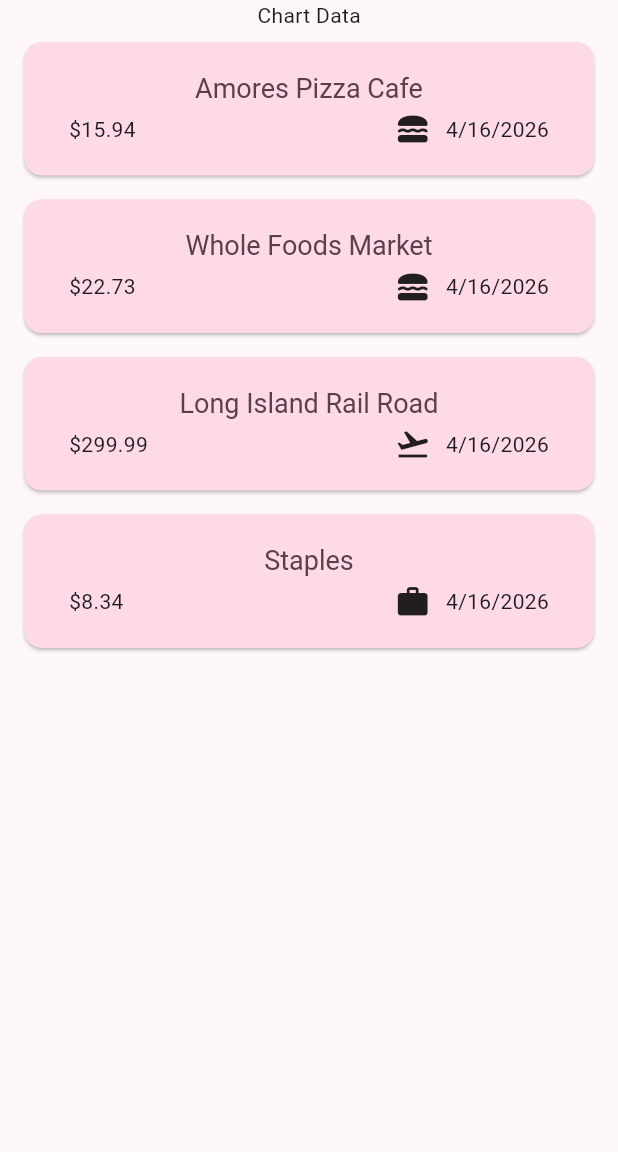
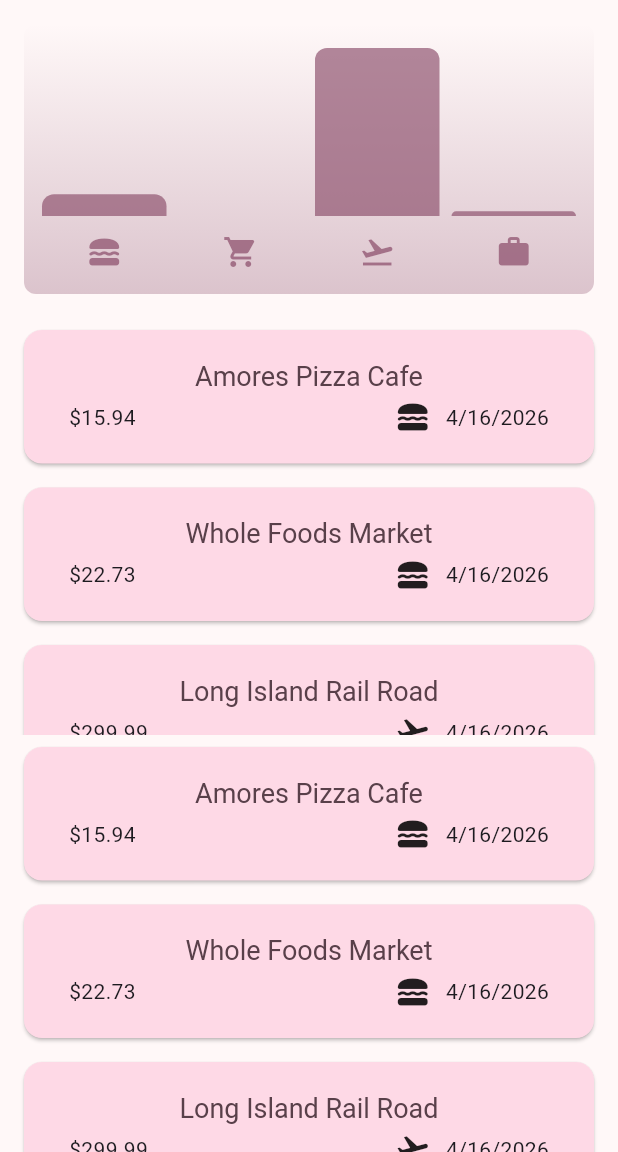
Before and after one commit to Jadenmcko/jaden_expensetracker_march24, a Flutter app: the screen it shows after launch, on a phone screen of 412 x 824 dp, the part 84-1236 px from its top. Run offline on Flutter 3.47's test engine with Material 3 defaults, Android fonts, the phone set to English and light mode, and no system bars.

Commit message:
Added Chart for the expenses. We added the Expense Bucket Code as well. April 16th

```diff
--- a/lib/main.dart
+++ b/lib/main.dart
@@ -2,6 +2,7 @@
 import 'package:jaden_expensetracker_march24/widgets/expenses.dart';
 
 var kColorScheme = ColorScheme.fromSeed(seedColor: Color.fromARGB(255, 164, 71, 118));
+var kDarkColorScheme = ColorScheme.fromSeed(brightness: Brightness.dark, seedColor: const Color.fromARGB(255, 5, 11, 13));
 void main() {
   runApp(MaterialApp(
     theme: ThemeData(
@@ -20,6 +21,17 @@
       ),
       elevatedButtonTheme: ElevatedButtonThemeData(
         style: ElevatedButton.styleFrom(backgroundColor: kColorScheme.primaryContainer))),
+
+      darkTheme: ThemeData.dark().copyWith(
+        colorScheme: kDarkColorScheme,
+        cardTheme: CardThemeData(
+        color: kDarkColorScheme.secondaryContainer,
+        margin: const EdgeInsets.symmetric(horizontal: 16, vertical: 8)
+      ),
+      elevatedButtonTheme: ElevatedButtonThemeData(
+        style: ElevatedButton.styleFrom(backgroundColor: kColorScheme.primaryContainer))
+        ),
+      themeMode: ThemeMode.system,
     home: Expenses()
     ),
   );
--- a/lib/models/expense.dart
+++ b/lib/models/expense.dart
@@ -17,3 +17,19 @@
     return formatter.format(date);
   }
 }
+class ExpenseBucket {
+  const ExpenseBucket({required this.category, required this.expeneses});
+  ExpenseBucket.forCategory(
+    List<Expense> allExpenses, this.category)
+    : expeneses = allExpenses.where((expense) => expense.category == category).toList();
+
+  final Category category;
+  final List<Expense> expeneses;
+  double get totalExpenses {
+    double sum = 0;
+    for(final expense in expeneses){
+      sum += expense.amount;
+    }
+    return sum;
+  }
+}
--- /dev/null
+++ b/lib/widgets/chart/chart.dart
@@ -0,0 +1,95 @@
+import 'package:flutter/material.dart';
+
+import 'package:jaden_expensetracker_march24/widgets/chart/chart_bar.dart';
+import 'package:jaden_expensetracker_march24/models/expense.dart';
+
+class Chart extends StatelessWidget {
+  const Chart({super.key, required this.expenses});
+
+  final List<Expense> expenses;
+
+  List<ExpenseBucket> get buckets {
+    return [
+      ExpenseBucket.forCategory(expenses, Category.food),
+      ExpenseBucket.forCategory(expenses, Category.leisure),
+      ExpenseBucket.forCategory(expenses, Category.travel),
+      ExpenseBucket.forCategory(expenses, Category.work),
+    ];
+  }
+
+  double get maxTotalExpense {
+    double maxTotalExpense = 0;
+
+    for (final bucket in buckets) {
+      if (bucket.totalExpenses > maxTotalExpense) {
+        maxTotalExpense = bucket.totalExpenses;
+      }
+    }
+
+    return maxTotalExpense;
+  }
+
+  @override
+  Widget build(BuildContext context) {
+    final isDarkMode =
+        MediaQuery.of(context).platformBrightness == Brightness.dark;
+    return Container(
+      margin: const EdgeInsets.all(16),
+      padding: const EdgeInsets.symmetric(
+        vertical: 16,
+        horizontal: 8,
+      ),
+      width: double.infinity,
+      height: 180,
+      decoration: BoxDecoration(
+        borderRadius: BorderRadius.circular(8),
+        gradient: LinearGradient(
+          colors: [
+            Theme.of(context).colorScheme.primary.withOpacity(0.3),
+            Theme.of(context).colorScheme.primary.withOpacity(0.0)
+          ],
+          begin: Alignment.bottomCenter,
+          end: Alignment.topCenter,
+        ),
+      ),
+      child: Column(
+        children: [
+          Expanded(
+            child: Row(
+              crossAxisAlignment: CrossAxisAlignment.end,
+              children: [
+                for (final bucket in buckets) // alternative to map()
+                  ChartBar(
+                    fill: bucket.totalExpenses == 0
+                        ? 0
+                        : bucket.totalExpenses / maxTotalExpense,
+                  )
+              ],
+            ),
+          ),
+          const SizedBox(height: 12),
+          Row(
+            children: buckets
+                .map(
+                  (bucket) => Expanded(
+                    child: Padding(
+                      padding: const EdgeInsets.symmetric(horizontal: 4),
+                      child: Icon(
+                        categoryIcons[bucket.category],
+                        color: isDarkMode
+                            ? Theme.of(context).colorScheme.secondary
+                            : Theme.of(context)
+                                .colorScheme
+                                .primary
+                                .withOpacity(0.7),
+                      ),
+                    ),
+                  ),
+                )
+                .toList(),
+          )
+        ],
+      ),
+    );
+  }
+}
--- /dev/null
+++ b/lib/widgets/chart/chart_bar.dart
@@ -0,0 +1,34 @@
+import 'package:flutter/material.dart';
+
+class ChartBar extends StatelessWidget {
+  const ChartBar({
+    super.key,
+    required this.fill,
+  });
+
+  final double fill;
+
+  @override
+  Widget build(BuildContext context) {
+    final isDarkMode =
+        MediaQuery.of(context).platformBrightness == Brightness.dark;
+    return Expanded(
+      child: Padding(
+        padding: const EdgeInsets.symmetric(horizontal: 4),
+        child: FractionallySizedBox(
+          heightFactor: fill,
+          child: DecoratedBox(
+            decoration: BoxDecoration(
+              shape: BoxShape.rectangle,
+              borderRadius:
+                  const BorderRadius.vertical(top: Radius.circular(8)),
+              color: isDarkMode
+                  ? Theme.of(context).colorScheme.secondary
+                  : Theme.of(context).colorScheme.primary.withOpacity(0.65),
+            ),
+          ),
+        ),
+      ),
+    );
+  }
+}
--- a/lib/widgets/expenses.dart
+++ b/lib/widgets/expenses.dart
@@ -1,5 +1,6 @@
 import 'package:flutter/material.dart';
 import 'package:jaden_expensetracker_march24/models/expense.dart';
+import 'package:jaden_expensetracker_march24/widgets/chart/chart.dart';
 import 'package:jaden_expensetracker_march24/widgets/expensesList/expensesList.dart';
 import 'package:jaden_expensetracker_march24/widgets/newExpense.dart';
 
@@ -56,8 +57,9 @@
     actions: [IconButton(icon: const Icon(Icons.add), onPressed: _openAddExpenseOverlay,
     )],),
       body: Column(children: [
-      Text("Chart Data"),
-      // SizedBox(height: 30),
+        Chart(expenses: _registeredExpenses),
+        Expanded(child: mainContent),
+      // Text("Chart Data"),
       Expanded(
         child: mainContent
         // Expenseslist(
```
